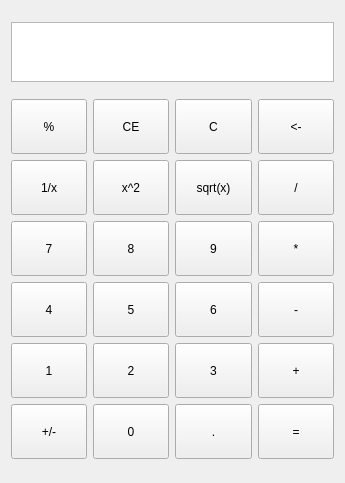
eaglecc/Calculator, file Calculator/Calculator.ui: the form before one commit.
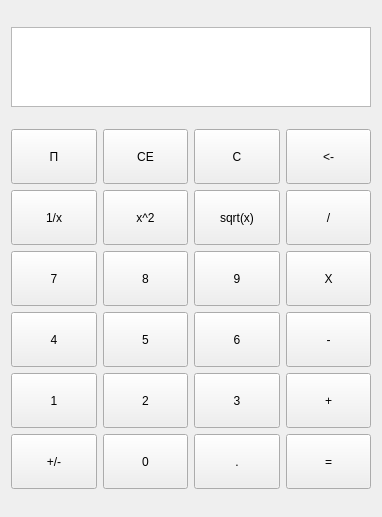
The form after the commit.

Commit message: 新增工厂模式实现，Calculator.cpp中，checkString、checkString1为简单工厂和工厂方法两种方法检验字符串。

Patch:
```diff
--- a/Calculator/Calculator.ui
+++ b/Calculator/Calculator.ui
@@ -6,8 +6,8 @@
    <rect>
     <x>0</x>
     <y>0</y>
-    <width>345</width>
-    <height>483</height>
+    <width>382</width>
+    <height>517</height>
    </rect>
   </property>
   <property name="windowTitle">
@@ -19,13 +19,13 @@
      <property name="minimumSize">
       <size>
        <width>0</width>
-       <height>60</height>
+       <height>80</height>
       </size>
      </property>
      <property name="maximumSize">
       <size>
        <width>16777215</width>
-       <height>60</height>
+       <height>80</height>
       </size>
      </property>
     </widget>
@@ -132,7 +132,7 @@
         </size>
        </property>
        <property name="text">
-        <string>*</string>
+        <string>X</string>
        </property>
       </widget>
      </item>
@@ -158,7 +158,7 @@
         </size>
        </property>
        <property name="text">
-        <string>%</string>
+        <string>Π</string>
        </property>
       </widget>
      </item>
@@ -296,7 +296,7 @@
       <widget class="QPushButton" name="pushButton_43">
        <property name="minimumSize">
         <size>
-         <width>75</width>
+         <width>85</width>
          <height>55</height>
         </size>
        </property>
```
The commit also changes 26 other files.
